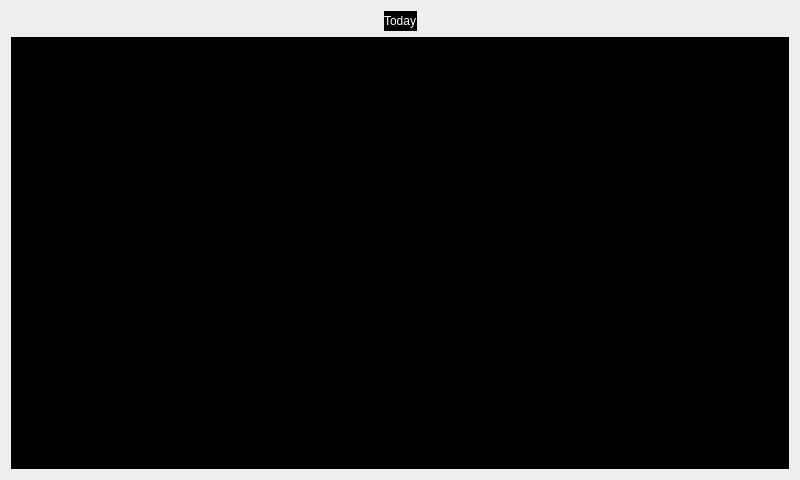
googl1/TUDAMaensa, file mainwindow.ui: the form before one commit.
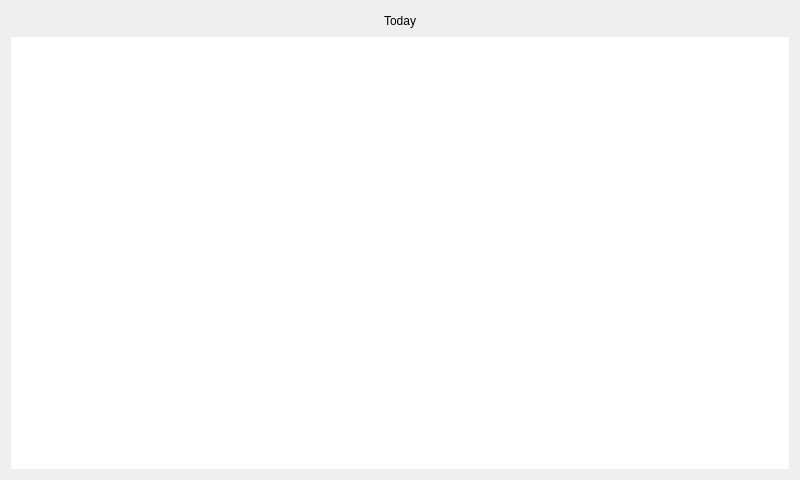
The form after the commit.

What changed in the file:
```diff
--- a/mainwindow.ui
+++ b/mainwindow.ui
@@ -17,8 +17,7 @@
    <string>TUDA Maensa</string>
   </property>
   <property name="styleSheet">
-   <string notr="true">QTableWidget { background-color: black; border: none; color: white }
-QLabel { background-color: black; border: none; color: white }</string>
+   <string notr="true"/>
   </property>
   <widget class="QWidget" name="centralWidget">
    <layout class="QVBoxLayout" name="verticalLayout">
```
